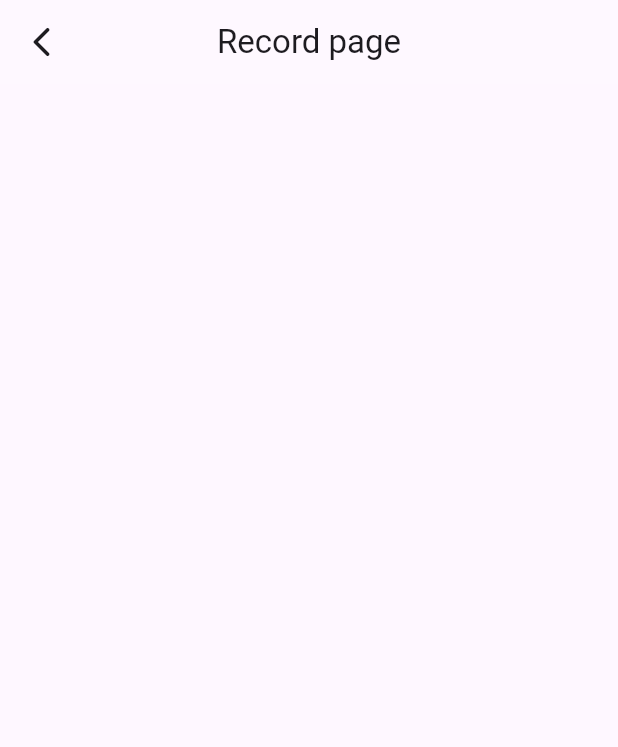
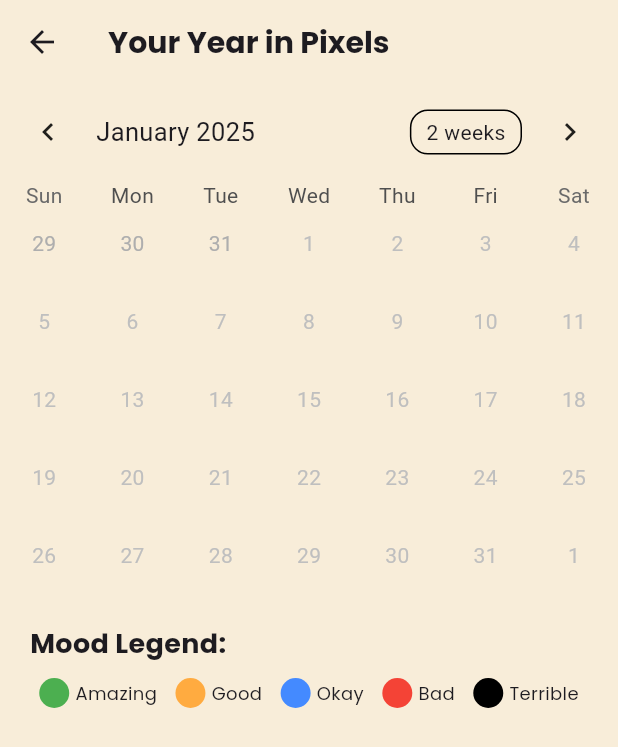
Before and after one commit to Sisshmue/yearInPixels, a Flutter app: the Record screen opened directly, on a phone screen of 412 x 824 dp. Shown: the top 747 px of the screen. Run offline on Flutter 3.47's test engine with Material 3 defaults, Android fonts, the phone set to English and light mode, and no system bars; drawn by our look-alikes of table_calendar; our stand-ins replace avatar_glow, firebase_auth, firebase_core, google_fonts, hive, hive_flutter and 1 more; accounts and stored records are empty; network calls fail.

Commit message:
random commit

```diff
--- a/lib/record.dart
+++ b/lib/record.dart
@@ -1,12 +1,11 @@
-import 'dart:async';
 import 'package:flutter/material.dart';
 import 'package:hive_flutter/hive_flutter.dart';
+import 'package:table_calendar/table_calendar.dart';
+import 'package:google_fonts/google_fonts.dart';
 import 'package:intl/intl.dart';
-import 'package:provider/provider.dart';
-import 'colorProvider.dart';
 
 class Record extends StatefulWidget {
-  Record({super.key});
+  const Record({super.key});
 
   @override
   State<Record> createState() => _RecordState();
@@ -14,69 +13,142 @@ class Record extends StatefulWidget {
 
 class _RecordState extends State<Record> {
   final _myBox = Hive.box('myBox');
-  Timer? _timer;
+  DateTime _focusedDay = DateTime.now();
+  DateTime? _selectedDay;
+  CalendarFormat _calendarFormat = CalendarFormat.month;
 
-  // @override
-  // void initState() {
-  //   super.initState();
-  //   // Update the state every second
-  //   Timer.periodic(Duration(seconds: 1), (Timer t) => setState(() {}));
-  // }
-
-  @override
-  void initState() {
-    super.initState();
-    // Update the state every second
-    _timer = Timer.periodic(Duration(seconds: 1), (Timer t) {
-      if (mounted) {
-        setState(() {});
-      } else {
-        t.cancel();
+  // Get color for a specific day
+  Color? _getColorForDay(DateTime day) {
+    String dateKey = '${day.day} & ${DateFormat('MMMM').format(day)}';
+    dynamic colorValue = _myBox.get(dateKey);
+    if (colorValue != null) {
+      return colorValue as Color;
     }
-    });
-  }
-
-  @override
-  void dispose() {
-    _timer?.cancel();
-    super.dispose();
+    return null;
   }
 
   @override
   Widget build(BuildContext context) {
-    // Fetch the current date and format it
-    DateTime now = DateTime.now();
-    String day = DateFormat('d').format(now); // Day of the month
-    String month = DateFormat('MMMM').format(now); // Full month name
-    var colorProvider = Provider.of<ColorProvider>(context);
-
     return Scaffold(
+      backgroundColor: const Color(0xFFF8EDD9),
       appBar: AppBar(
-        backgroundColor: colorProvider.getColor,
-        title: Title(
-          color: Colors.white,
-          child: Text("Record page"),
+        title: Text(
+          'Your Year in Pixels',
+          style: GoogleFonts.poppins(
+            textStyle: const TextStyle(
+              fontSize: 20,
+              fontWeight: FontWeight.bold,
             ),
-        automaticallyImplyLeading: false,
-        leading: IconButton(
-          onPressed: () {
-            Navigator.pop(context);
+          ),
+        ),
+        backgroundColor: Colors.transparent,
+        elevation: 0,
+      ),
+      body: Column(
+        children: [
+          TableCalendar(
+            firstDay: DateTime.utc(2024, 1, 1),
+            lastDay: DateTime.utc(2024, 12, 31),
+            focusedDay: _focusedDay,
+            calendarFormat: _calendarFormat,
+            selectedDayPredicate: (day) {
+              return isSameDay(_selectedDay, day);
             },
-          icon: Icon(Icons.arrow_back_ios_rounded),
+            onDaySelected: (selectedDay, focusedDay) {
+              setState(() {
+                _selectedDay = selectedDay;
+                _focusedDay = focusedDay;
+              });
+            },
+            onFormatChanged: (format) {
+              setState(() {
+                _calendarFormat = format;
+              });
+            },
+            calendarStyle: CalendarStyle(
+              weekendTextStyle: const TextStyle(color: Colors.red),
+              todayDecoration: BoxDecoration(
+                color: Colors.blue.withOpacity(0.3),
+                shape: BoxShape.circle,
               ),
-        centerTitle: true,
+              selectedDecoration: const BoxDecoration(
+                color: Colors.blue,
+                shape: BoxShape.circle,
               ),
-      body: Center(
-        child: Container(
-          width: 280,
-          height: 280,
+            ),
+            calendarBuilders: CalendarBuilders(
+              defaultBuilder: (context, day, focusedDay) {
+                Color? dayColor = _getColorForDay(day);
+                return Container(
+                  margin: const EdgeInsets.all(4),
                   decoration: BoxDecoration(
-            // elevation: 30,
-            color: _myBox.get("$day & $month"),
-            borderRadius: BorderRadius.circular(360),
+                    shape: BoxShape.circle,
+                    color: dayColor,
+                  ),
+                  child: Center(
+                    child: Text(
+                      '${day.day}',
+                      style: TextStyle(
+                        color: dayColor != null ? Colors.white : Colors.black,
                       ),
                     ),
                   ),
                 );
+              },
+            ),
+          ),
+          const SizedBox(height: 20),
+          // Legend
+          Padding(
+            padding: const EdgeInsets.symmetric(horizontal: 20),
+            child: Column(
+              crossAxisAlignment: CrossAxisAlignment.start,
+              children: [
+                Text(
+                  'Mood Legend:',
+                  style: GoogleFonts.poppins(
+                    textStyle: const TextStyle(
+                      fontSize: 18,
+                      fontWeight: FontWeight.bold,
+                    ),
+                  ),
+                ),
+                const SizedBox(height: 10),
+                Row(
+                  mainAxisAlignment: MainAxisAlignment.spaceAround,
+                  children: [
+                    _buildLegendItem('Amazing', Colors.green),
+                    _buildLegendItem('Good', Colors.orangeAccent),
+                    _buildLegendItem('Okay', Colors.blueAccent),
+                    _buildLegendItem('Bad', Colors.red),
+                    _buildLegendItem('Terrible', Colors.black),
+                  ],
+                ),
+              ],
+            ),
+          ),
+        ],
+      ),
+    );
+  }
+
+  Widget _buildLegendItem(String label, Color color) {
+    return Row(
+      children: [
+        Container(
+          width: 20,
+          height: 20,
+          decoration: BoxDecoration(
+            color: color,
+            shape: BoxShape.circle,
+          ),
+        ),
+        const SizedBox(width: 4),
+        Text(
+          label,
+          style: GoogleFonts.poppins(fontSize: 12),
+        ),
+      ],
+    );
   }
 }
```
Also changed, not shown: lib/homepage.dart (+14 -14 lines), lib/register_screen.dart (+29 -29 lines), pubspec.lock. Lines whose indentation alone changed are shown as unchanged.
